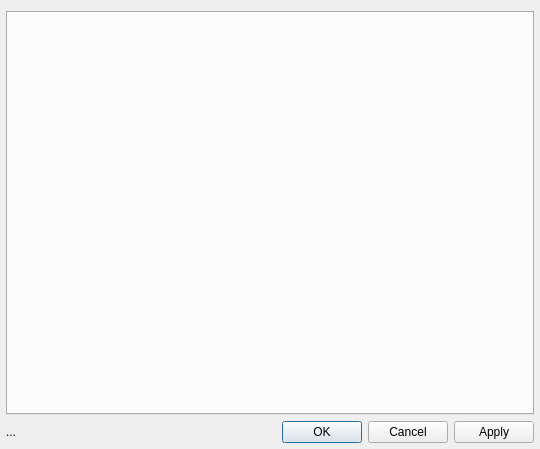
This is src/qt5ct/mainwindow.ui in desktop-app/qt5ct as Qt 5 draws it before an edit. The edited form follows.
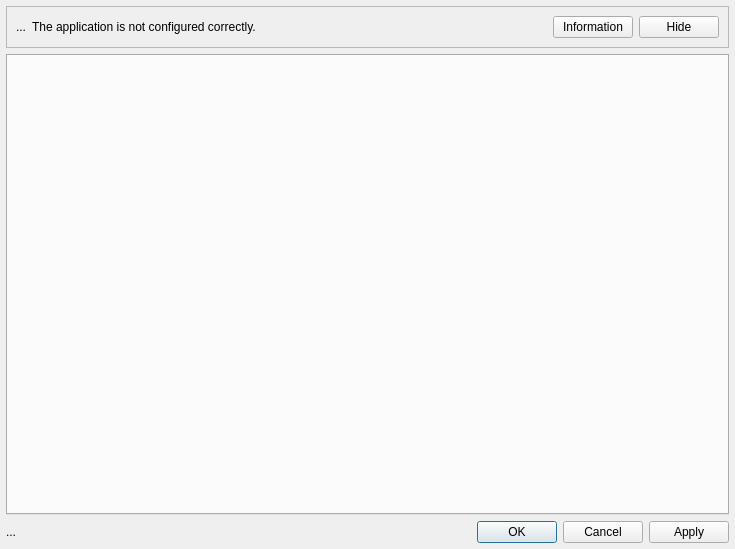
This is the edited form.

The edit to the form file:
```diff
--- a/src/qt5ct/mainwindow.ui
+++ b/src/qt5ct/mainwindow.ui
@@ -6,38 +6,78 @@
    <rect>
     <x>0</x>
     <y>0</y>
-    <width>540</width>
-    <height>449</height>
+    <width>735</width>
+    <height>549</height>
    </rect>
   </property>
   <property name="windowTitle">
    <string>Qt5 Configuration Tool</string>
   </property>
   <layout class="QGridLayout" name="gridLayout">
-   <property name="leftMargin">
-    <number>6</number>
-   </property>
-   <property name="rightMargin">
-    <number>6</number>
-   </property>
-   <property name="bottomMargin">
+   <property name="margin">
     <number>6</number>
    </property>
    <item row="0" column="0" colspan="2">
+    <widget class="QFrame" name="warningFrame">
+     <property name="frameShape">
+      <enum>QFrame::StyledPanel</enum>
+     </property>
+     <property name="frameShadow">
+      <enum>QFrame::Raised</enum>
+     </property>
+     <layout class="QHBoxLayout" name="horizontalLayout">
+      <item>
+       <widget class="QLabel" name="warningIconLabel">
+        <property name="text">
+         <string notr="true">...</string>
+        </property>
+       </widget>
+      </item>
+      <item>
+       <widget class="QLabel" name="label">
+        <property name="sizePolicy">
+         <sizepolicy hsizetype="Expanding" vsizetype="Preferred">
+          <horstretch>0</horstretch>
+          <verstretch>0</verstretch>
+         </sizepolicy>
+        </property>
+        <property name="text">
+         <string>The application is not configured correctly.</string>
+        </property>
+       </widget>
+      </item>
+      <item>
+       <widget class="QPushButton" name="infoButton">
+        <property name="text">
+         <string>Information</string>
+        </property>
+       </widget>
+      </item>
+      <item>
+       <widget class="QPushButton" name="hideButton">
+        <property name="text">
+         <string>Hide</string>
+        </property>
+       </widget>
+      </item>
+     </layout>
+    </widget>
+   </item>
+   <item row="1" column="0" colspan="2">
     <widget class="QTabWidget" name="tabWidget">
      <property name="focusPolicy">
       <enum>Qt::StrongFocus</enum>
      </property>
     </widget>
    </item>
-   <item row="1" column="0">
+   <item row="2" column="0">
     <widget class="QLabel" name="versionLabel">
      <property name="text">
       <string notr="true">...</string>
      </property>
     </widget>
    </item>
-   <item row="1" column="1">
+   <item row="2" column="1">
     <widget class="QDialogButtonBox" name="buttonBox">
      <property name="standardButtons">
       <set>QDialogButtonBox::Apply|QDialogButtonBox::Cancel|QDialogButtonBox::Ok</set>
```
Left out of the diff: 19 changed lines with no effect on the pictures.
